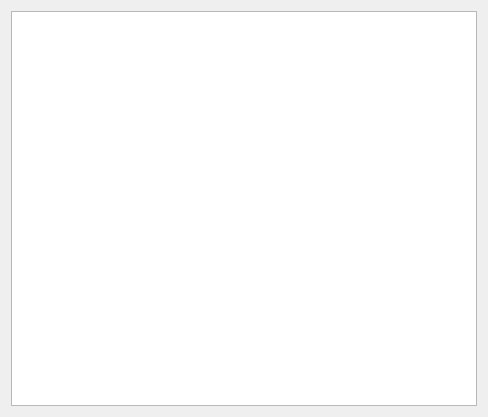
This is mainwindow.ui in cog777/TanksAttack as Qt 5 draws it before an edit. The edited form follows.
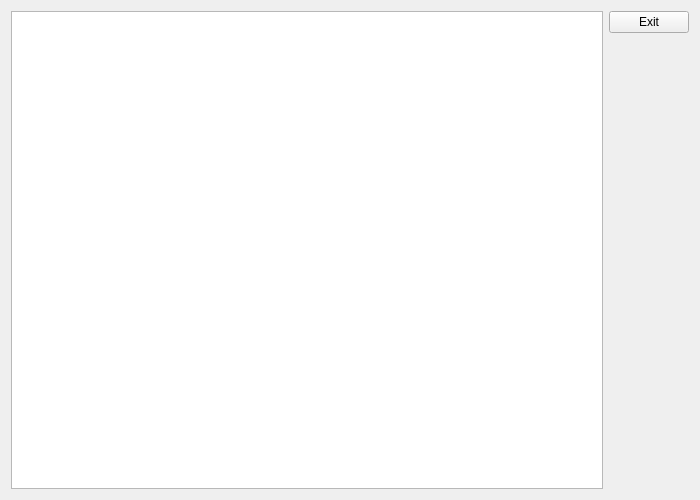
This is the edited form.

Commit message: Add layout manager; Add exit button; Improve MainWindow

```diff
--- a/mainwindow.ui
+++ b/mainwindow.ui
@@ -6,8 +6,8 @@
    <rect>
     <x>0</x>
     <y>0</y>
-    <width>488</width>
-    <height>417</height>
+    <width>700</width>
+    <height>500</height>
    </rect>
   </property>
   <property name="minimumSize">
@@ -24,6 +24,30 @@
     <item>
      <widget class="QGraphicsView" name="graphicsView"/>
     </item>
+    <item>
+     <layout class="QVBoxLayout" name="verticalLayout">
+      <item>
+       <widget class="QPushButton" name="exitButton">
+        <property name="text">
+         <string>Exit</string>
+        </property>
+       </widget>
+      </item>
+      <item>
+       <spacer name="verticalSpacer">
+        <property name="orientation">
+         <enum>Qt::Vertical</enum>
+        </property>
+        <property name="sizeHint" stdset="0">
+         <size>
+          <width>20</width>
+          <height>40</height>
+         </size>
+        </property>
+       </spacer>
+      </item>
+     </layout>
+    </item>
    </layout>
   </widget>
  </widget>
```
The commit also changes 2 other files.
